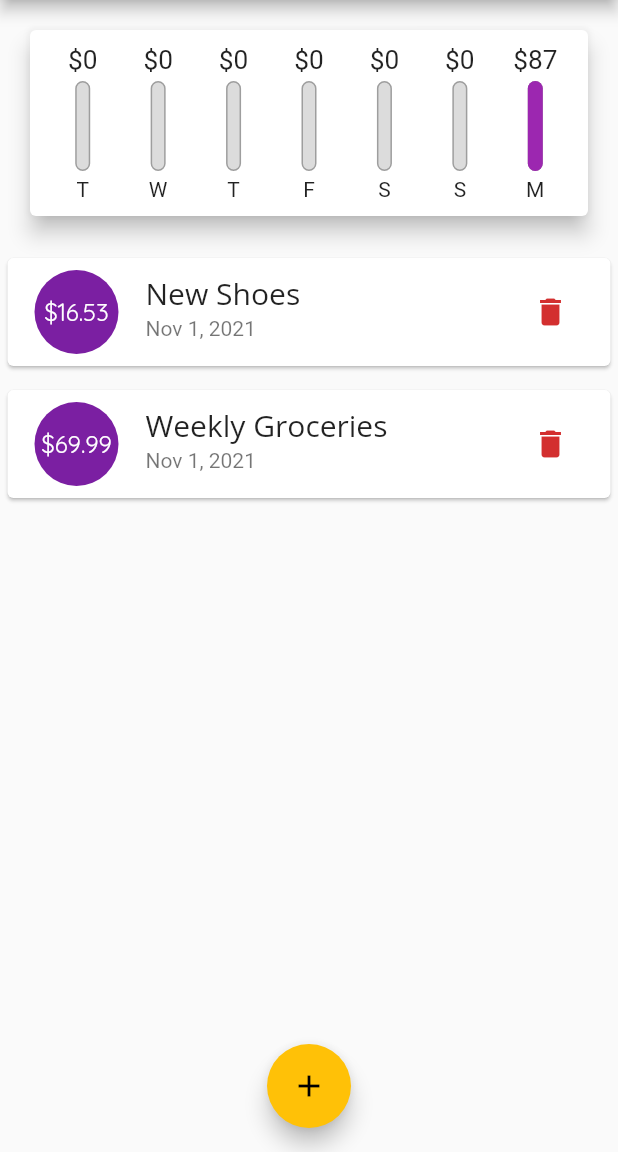
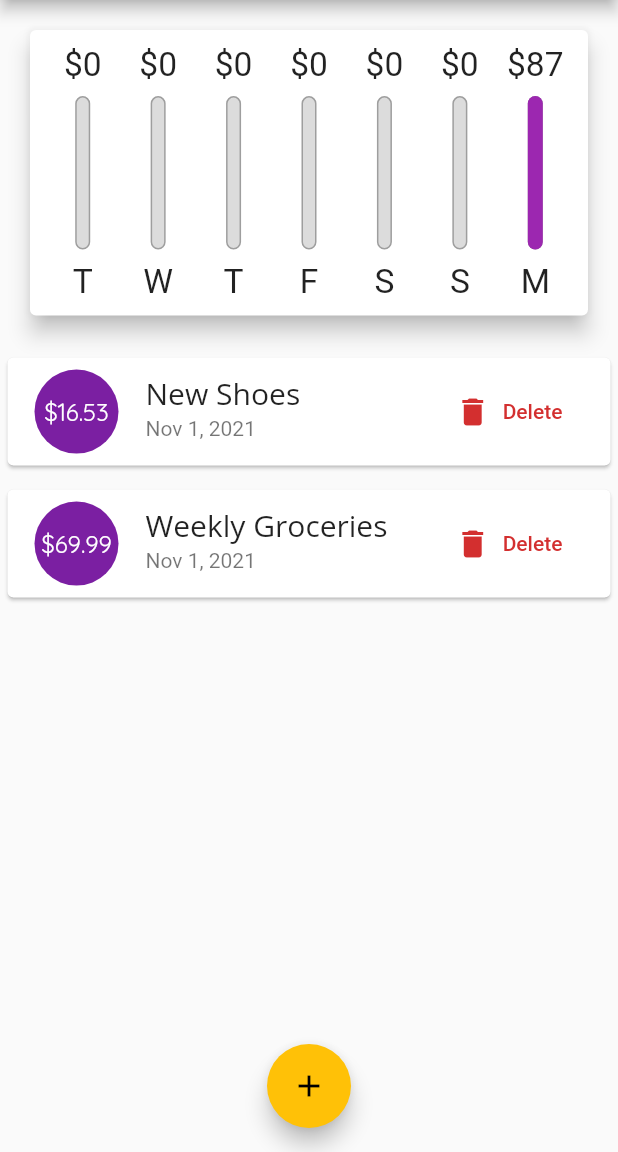
Before and after one commit to mohamednaga7/personal-expenses-app, a Flutter app: the screen it shows after launch, on a phone screen of 412 x 824 dp, the part 84-1236 px from its top. Run offline on Flutter 3.47's test engine with Material 2 defaults, Android fonts, the phone set to English and light mode, and no system bars.

Commit message:
finished the app for the android platform only

```diff
--- a/lib/main.dart
+++ b/lib/main.dart
@@ -5,6 +5,10 @@ import './models/transaction.dart';
 import './widgets/new_transaction.dart';
 
 void main() {
+  // the following is how to lock the screen rotation for an app in flutter
+  // WidgetsFlutterBinding.ensureInitialized();
+  // SystemChrome.setPreferredOrientations(
+  //     [DeviceOrientation.portraitUp, DeviceOrientation.portraitDown]);
   runApp(const MyApp());
 }
 
@@ -51,6 +55,8 @@ class _MyHomePageState extends State<MyHomePage> {
         date: DateTime.now()),
   ];
 
+  bool _showChart = false;
+
   List<Transaction> get _recentTransactions {
     return _userTransactions.where((element) {
       return element.date
@@ -87,24 +93,63 @@ class _MyHomePageState extends State<MyHomePage> {
 
   @override
   Widget build(BuildContext context) {
-    return Scaffold(
-      appBar: AppBar(
+    final mediaQuery = MediaQuery.of(context);
+    final isLandscape = mediaQuery.orientation == Orientation.landscape;
+    final appBar = AppBar(
       title: const Text("Personal Expenses"),
       actions: [
         IconButton(
             onPressed: () => startAddNewTransaction(context),
             icon: const Icon(Icons.add))
       ],
+    );
+    final txListWidget = Container(
+      height: (mediaQuery.size.height -
+              appBar.preferredSize.height -
+              mediaQuery.padding.top) *
+          .7,
+      child: TransactionList(
+        userTransactions: _userTransactions,
+        deleteTransaction: _deleteTransaction,
       ),
+    );
+    return Scaffold(
+      appBar: appBar,
       body: SingleChildScrollView(
         child: Column(
           crossAxisAlignment: CrossAxisAlignment.stretch,
           children: [
-            Chart(recentTransactions: _recentTransactions),
-            TransactionList(
-              userTransactions: _userTransactions,
-              deleteTransaction: _deleteTransaction,
-            )
+            if (isLandscape)
+              Row(
+                mainAxisAlignment: MainAxisAlignment.center,
+                children: [
+                  Text("Show Chart"),
+                  Switch(
+                      value: _showChart,
+                      onChanged: (val) {
+                        setState(() {
+                          _showChart = val;
+                        });
+                      }),
+                ],
+              ),
+            if (!isLandscape)
+              Container(
+                  height: (mediaQuery.size.height -
+                          appBar.preferredSize.height -
+                          mediaQuery.padding.top) *
+                      .3,
+                  child: Chart(recentTransactions: _recentTransactions)),
+            if (!isLandscape) txListWidget,
+            if (isLandscape)
+              _showChart
+                  ? Container(
+                      height: (mediaQuery.size.height -
+                              appBar.preferredSize.height -
+                              mediaQuery.padding.top) *
+                          .7,
+                      child: Chart(recentTransactions: _recentTransactions))
+                  : txListWidget
           ],
         ),
       ),
--- a/lib/widgets/chart.dart
+++ b/lib/widgets/chart.dart
@@ -52,7 +52,8 @@ class Chart extends StatelessWidget {
               child: ChartBar(
                   label: data.day,
                   spendingAmount: data.amount,
-                  spendingPctOfTotal: data.amount / totalSpending),
+                  spendingPctOfTotal:
+                      totalSpending == 0 ? 0.0 : data.amount / totalSpending),
             );
           }).toList(),
         ),
--- a/lib/widgets/chart_bar.dart
+++ b/lib/widgets/chart_bar.dart
@@ -14,17 +14,18 @@ class ChartBar extends StatelessWidget {
 
   @override
   Widget build(BuildContext context) {
+    return LayoutBuilder(builder: (ctx, constraints) {
       return Column(
         children: [
           Container(
-            height: 20,
+              height: constraints.maxHeight * .15,
               child: FittedBox(
                   child: Text('\$${spendingAmount.toStringAsFixed(0)}'))),
-        const SizedBox(
-          height: 4,
+          SizedBox(
+            height: constraints.maxHeight * .05,
           ),
           Container(
-          height: 60,
+            height: constraints.maxHeight * .6,
             width: 10,
             child: Stack(
               children: [
@@ -45,11 +46,14 @@ class ChartBar extends StatelessWidget {
               ],
             ),
           ),
-        const SizedBox(
-          height: 4,
+          SizedBox(
+            height: constraints.maxHeight * .05,
           ),
-        Text(label)
+          Container(
+              height: constraints.maxHeight * .15,
+              child: FittedBox(child: Text(label)))
         ],
       );
+    });
   }
 }
--- a/lib/widgets/new_transaction.dart
+++ b/lib/widgets/new_transaction.dart
@@ -47,9 +47,15 @@ class _NewTransactionState extends State<NewTransaction> {
 
   @override
   Widget build(BuildContext context) {
-    return Card(
+    return SingleChildScrollView(
+      child: Card(
         child: Padding(
-        padding: const EdgeInsets.all(10),
+          padding: EdgeInsets.only(
+            top: 10,
+            left: 10,
+            right: 10,
+            bottom: MediaQuery.of(context).viewInsets.bottom + 10,
+          ),
           child: Column(
             crossAxisAlignment: CrossAxisAlignment.end,
             children: [
@@ -90,6 +96,7 @@ class _NewTransactionState extends State<NewTransaction> {
             ],
           ),
         ),
+      ),
     );
   }
 }
--- a/lib/widgets/transaction_list.dart
+++ b/lib/widgets/transaction_list.dart
@@ -13,10 +13,9 @@ class TransactionList extends StatelessWidget {
       : super(key: key);
   @override
   Widget build(BuildContext context) {
-    return Container(
-      height: 450,
-      child: userTransactions.isEmpty
-          ? Column(
+    return userTransactions.isEmpty
+        ? LayoutBuilder(
+            builder: (ctx, constraints) => Column(
                   children: [
                     const SizedBox(height: 20),
                     Text(
@@ -27,20 +26,19 @@ class TransactionList extends StatelessWidget {
                       height: 20,
                     ),
                     Container(
-                  height: 200,
+                      height: constraints.maxHeight * .6,
                       child: Image.asset(
                         "assets/images/waiting.png",
                         fit: BoxFit.cover,
                       ),
                     )
                   ],
-            )
+                ))
         : ListView.builder(
             itemBuilder: (ctx, index) {
               Transaction tx = userTransactions.elementAt(index);
               return Card(
-                  margin:
-                      const EdgeInsets.symmetric(vertical: 8, horizontal: 5),
+                margin: const EdgeInsets.symmetric(vertical: 8, horizontal: 5),
                 child: ListTile(
                   leading: CircleAvatar(
                     radius: 30,
@@ -54,7 +52,16 @@ class TransactionList extends StatelessWidget {
                     style: Theme.of(context).textTheme.headline6,
                   ),
                   subtitle: Text(DateFormat.yMMMd().format(tx.date)),
-                    trailing: IconButton(
+                  trailing: MediaQuery.of(context).size.width > 360
+                      ? FlatButton.icon(
+                          icon: Icon(Icons.delete),
+                          label: Text('Delete'),
+                          textColor: Theme.of(context).errorColor,
+                          onPressed: () {
+                            deleteTransaction(tx.id);
+                          },
+                        )
+                      : IconButton(
                           onPressed: () {
                             deleteTransaction(tx.id);
                           },
@@ -65,7 +72,6 @@ class TransactionList extends StatelessWidget {
               );
             },
             itemCount: userTransactions.length,
-            ),
           );
   }
 }
```
Lines whose indentation alone changed are shown as unchanged.
